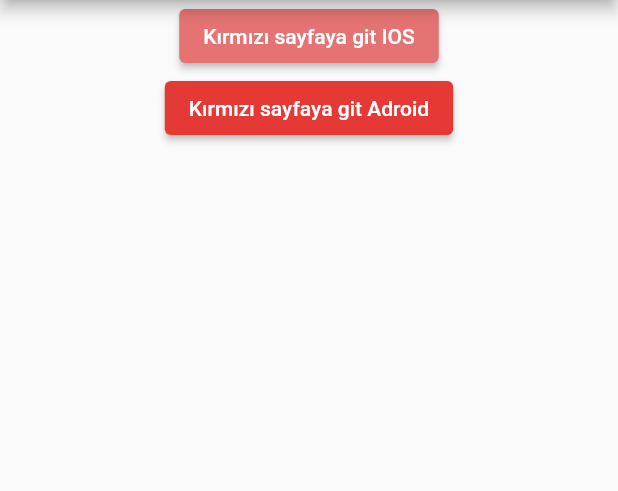
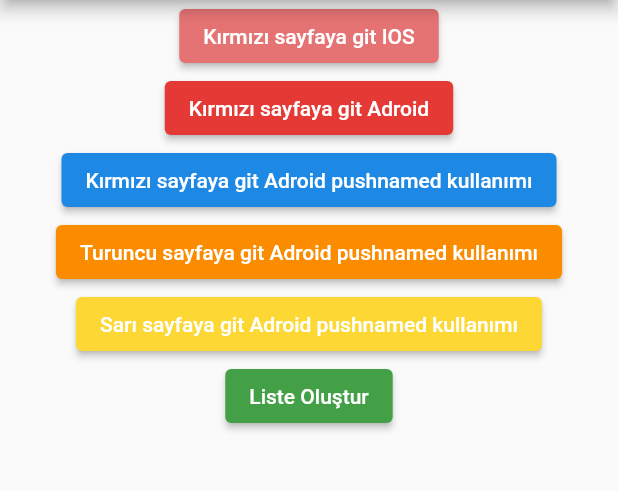
Before and after one commit to durmus-pala/flutterLessons, a Flutter app: the screen it shows after launch, on a phone screen of 412 x 824 dp, the part 84-575 px from its top. Run offline on Flutter 3.47's test engine with Material 2 defaults, Android fonts, the phone set to English and light mode, and no system bars.

Commit message:
complete the navigator subject

```diff
--- a/flutter_fourth_lesson/flutter_navigation/lib/main.dart
+++ b/flutter_fourth_lesson/flutter_navigation/lib/main.dart
@@ -1,6 +1,8 @@
 import 'package:flutter/cupertino.dart';
 import 'package:flutter/material.dart';
+import 'package:flutter_navigation/orange_page.dart';
 import 'package:flutter_navigation/red_page.dart';
+import 'package:flutter_navigation/route_generator.dart';
 
 void main() => runApp(MyApp());
 
@@ -9,7 +11,20 @@ class MyApp extends StatelessWidget {
   Widget build(BuildContext context) {
     return MaterialApp(
       title: 'Material App',
-      home: AnaSayfa(),
+      // home: AnaSayfa(),
+      // routes: {
+      //   '/redPage': (context) => RedPage(),
+      //   '/': (context) => AnaSayfa(),
+      //   '/orangePage': (context) => OrangePage(),
+      // },
+      // onUnknownRoute: (settings) => MaterialPageRoute(
+      //     builder: (context) => Scaffold(
+      //           appBar: AppBar(
+      //             title: Text('Error'),
+      //           ),
+      //           body: Text('404 Page Not Found'),
+      //         )),
+      onGenerateRoute: RouteGenerator.routeGenerator,
     );
   }
 }
@@ -49,7 +64,37 @@ class AnaSayfa extends StatelessWidget {
                         .then((int? value) => debugPrint('Gelen Sayı: $value'));
                   },
                   child: Text('Kırmızı sayfaya git Adroid'),
-                  style: ElevatedButton.styleFrom(primary: Colors.red.shade600))
+                  style:
+                      ElevatedButton.styleFrom(primary: Colors.red.shade600)),
+              ElevatedButton(
+                  onPressed: () {
+                    Navigator.pushNamed(context, '/redPage');
+                  },
+                  child: Text('Kırmızı sayfaya git Adroid pushnamed kullanımı'),
+                  style:
+                      ElevatedButton.styleFrom(primary: Colors.blue.shade600)),
+              ElevatedButton(
+                  onPressed: () {
+                    Navigator.pushNamed(context, '/orangePage');
+                  },
+                  child: Text('Turuncu sayfaya git Adroid pushnamed kullanımı'),
+                  style: ElevatedButton.styleFrom(
+                      primary: Colors.orange.shade600)),
+              ElevatedButton(
+                  onPressed: () {
+                    Navigator.pushNamed(context, '/yellowPage');
+                  },
+                  child: Text('Sarı sayfaya git Adroid pushnamed kullanımı'),
+                  style: ElevatedButton.styleFrom(
+                      primary: Colors.yellow.shade600)),
+              ElevatedButton(
+                  onPressed: () {
+                    Navigator.of(context)
+                        .pushNamed('/ogrenciListesi', arguments: 85);
+                  },
+                  child: Text('Liste Oluştur'),
+                  style:
+                      ElevatedButton.styleFrom(primary: Colors.green.shade600))
             ],
           ),
         ),
--- /dev/null
+++ b/flutter_fourth_lesson/flutter_navigation/lib/route_generator.dart
@@ -0,0 +1,67 @@
+import 'package:flutter/cupertino.dart';
+import 'package:flutter/foundation.dart';
+import 'package:flutter/material.dart';
+import 'package:flutter_navigation/main.dart';
+import 'package:flutter_navigation/ogreci_detay.dart';
+import 'package:flutter_navigation/ogrenci_listesi.dart';
+import 'package:flutter_navigation/orange_page.dart';
+import 'package:flutter_navigation/red_page.dart';
+import 'package:flutter_navigation/yellow_page.dart';
+
+class RouteGenerator {
+  static Route<dynamic>? _routeOlustur(
+      Widget gidilecekWidget, RouteSettings settings) {
+    if (defaultTargetPlatform == TargetPlatform.iOS) {
+      return CupertinoPageRoute(
+        settings: settings,
+        builder: (context) => gidilecekWidget,
+      );
+    } else if (defaultTargetPlatform == TargetPlatform.android) {
+      return MaterialPageRoute(
+          settings: settings, builder: (context) => gidilecekWidget);
+    } else {
+      return CupertinoPageRoute(
+        settings: settings,
+        builder: (context) => gidilecekWidget,
+      );
+    }
+  }
+
+  static Route<dynamic>? routeGenerator(RouteSettings settings) {
+    switch (settings.name) {
+      case '/':
+        return _routeOlustur(AnaSayfa(), settings);
+      case '/redPage':
+        return _routeOlustur(RedPage(), settings);
+      case '/orangePage':
+        return _routeOlustur(OrangePage(), settings);
+      case '/yellowPage':
+        return _routeOlustur(YellowPage(), settings);
+      case '/ogrenciListesi':
+        debugPrint(settings.name);
+        print(settings.arguments);
+        return _routeOlustur(OgrenciListesi(), settings);
+      case '/ogrenciDetay':
+        var parametredekiOgrenci = settings.arguments as Ogrenci;
+        return _routeOlustur(
+            OgrenciDetay(
+              secilenOgrenci: parametredekiOgrenci,
+            ),
+            settings);
+      default:
+        return MaterialPageRoute(
+            builder: (context) => Scaffold(
+                  appBar: AppBar(
+                    title: Text('Error'),
+                  ),
+                  body: Center(
+                    child: Text(
+                      '404 Page Not Found',
+                      style:
+                          TextStyle(fontWeight: FontWeight.bold, fontSize: 40),
+                    ),
+                  ),
+                ));
+    }
+  }
+}
```
Also changed, not shown: flutter_fourth_lesson/flutter_navigation/lib/ogreci_detay.dart (added, +34 -0 lines), flutter_fourth_lesson/flutter_navigation/lib/ogrenci_listesi.dart (added, +46 -0 lines).
